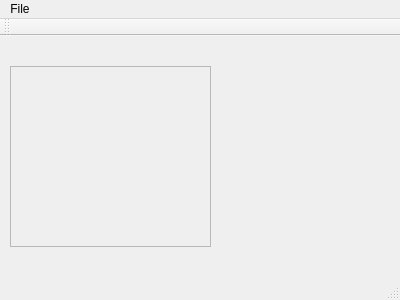
This is groundstation/mainwindow.ui in utat-uav/groundstation as Qt 5 draws it before an edit. The edited form follows.
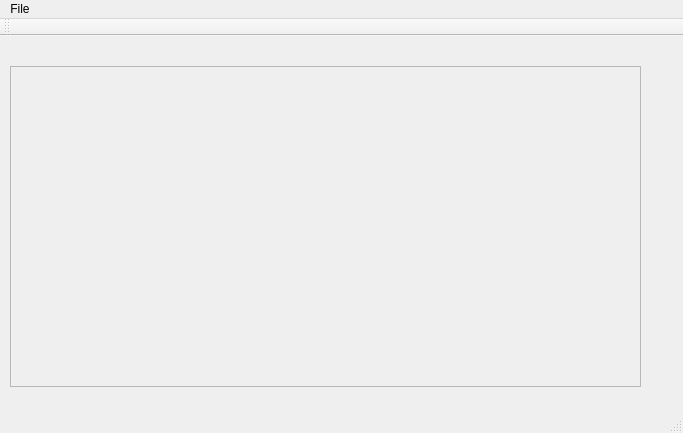
This is the edited form.

Patch:
```diff
--- a/groundstation/mainwindow.ui
+++ b/groundstation/mainwindow.ui
@@ -6,8 +6,8 @@
    <rect>
     <x>0</x>
     <y>0</y>
-    <width>400</width>
-    <height>300</height>
+    <width>683</width>
+    <height>433</height>
    </rect>
   </property>
   <property name="windowTitle">
@@ -19,8 +19,8 @@
      <rect>
       <x>10</x>
       <y>30</y>
-      <width>201</width>
-      <height>181</height>
+      <width>631</width>
+      <height>321</height>
      </rect>
     </property>
     <property name="widgetResizable">
@@ -31,8 +31,8 @@
       <rect>
        <x>0</x>
        <y>0</y>
-       <width>199</width>
-       <height>179</height>
+       <width>629</width>
+       <height>319</height>
       </rect>
      </property>
      <widget class="QWidget" name="gridLayoutWidget">
@@ -40,11 +40,15 @@
        <rect>
         <x>0</x>
         <y>0</y>
-        <width>201</width>
-        <height>181</height>
+        <width>631</width>
+        <height>321</height>
        </rect>
       </property>
-      <layout class="QGridLayout" name="scrollAreaGridLayout"/>
+      <layout class="QGridLayout" name="scrollAreaGridLayout">
+       <property name="sizeConstraint">
+        <enum>QLayout::SetFixedSize</enum>
+       </property>
+      </layout>
      </widget>
     </widget>
    </widget>
@@ -54,7 +58,7 @@
     <rect>
      <x>0</x>
      <y>0</y>
-     <width>400</width>
+     <width>683</width>
      <height>21</height>
     </rect>
    </property>
```
